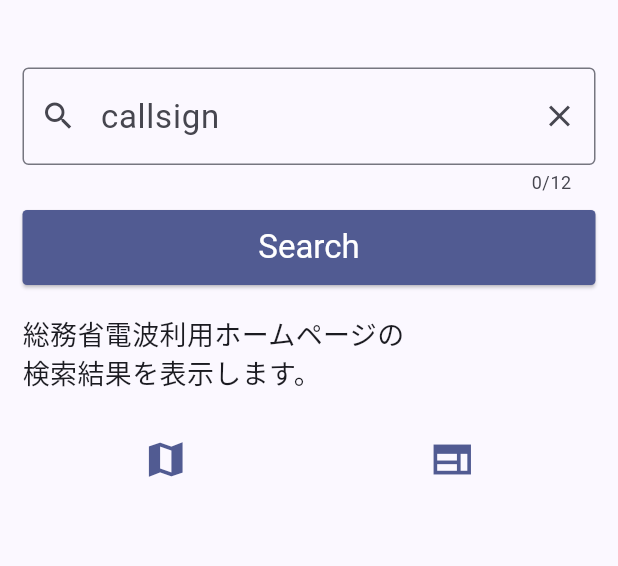
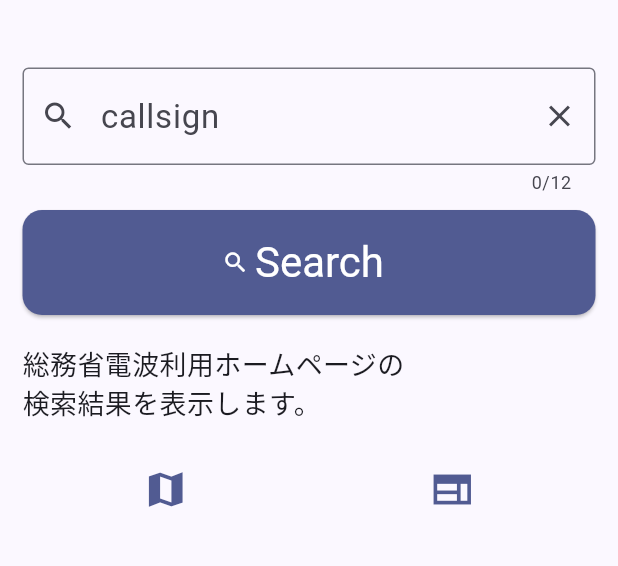
Before and after one commit to JS2IIU-MH/JALicense, a Flutter app: the screen it shows after launch, on a phone screen of 412 x 824 dp, the part 84-650 px from its top. Run offline on Flutter 3.47's test engine with Material 3 defaults, Android fonts, the phone set to English and light mode, and no system bars; our stand-ins replace gap.

Commit message:
update ui and app icon

```diff
--- a/lib/main.dart
+++ b/lib/main.dart
@@ -251,13 +251,15 @@ class _MyHomePageState extends State<MyHomePage> {
             ),
           ),
           const Gap(10),
-          ElevatedButton(
+          SizedBox(
+            width: 330,
+            height: 70,
+            child: ElevatedButton.icon(
               onPressed: () {
                 qrzSearch(_controller.text);
                 setState(() {
                   searchResult = "検索中です。お待ちください。";
                 });
-
                 debugPrint('search pressed');
                 debugPrint(_controller.text);
               },
@@ -265,12 +267,14 @@ class _MyHomePageState extends State<MyHomePage> {
                 backgroundColor: Theme.of(context).colorScheme.primary,
                 foregroundColor: Theme.of(context).colorScheme.onPrimary,
                 fixedSize: const Size(300, 50),
-              textStyle: const TextStyle(fontSize: 22),
+                textStyle: const TextStyle(fontSize: 28),
                 shape: RoundedRectangleBorder(
-                borderRadius: BorderRadius.circular(3),
+                  borderRadius: BorderRadius.circular(13),
                 ),
               ),
-            child: const Text('Search'),
+              icon: const Icon(Icons.search),
+              label: const Text('Search'),
+            ),
           ),
           const Gap(20),
           Text(
--- a/pubspec.yaml
+++ b/pubspec.yaml
@@ -100,8 +100,8 @@ flutter:
 
 flutter_icons:
   ios: true
-  image_path: "asset/icon/JAL_icon_ios.png"
   remove_alpha_ios: true
   android: true
-  adaptive_icon_background: "asset/icon/JAL_icon_android.png"
-  adaptive_icon_foreground: "asset/icon/JAL_icon_android.png"
+  image_path: "asset/icon/JALicenseIcon_1024.png"
+  adaptive_icon_background: "#ffffff"
+  adaptive_icon_foreground: "asset/icon/JALicenseIcon_1024.png"
```
Also changed, not shown: asset/icon/JALicenseIcon_1024.png (added), 34 other files. Lines whose indentation alone changed are shown as unchanged.
